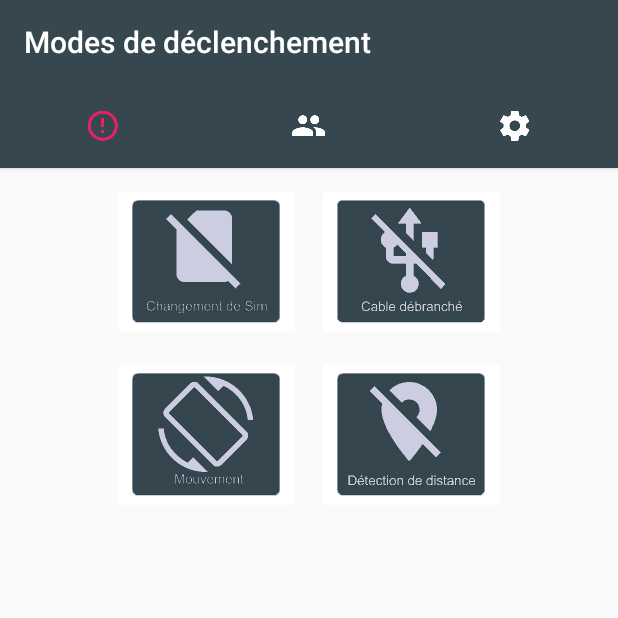
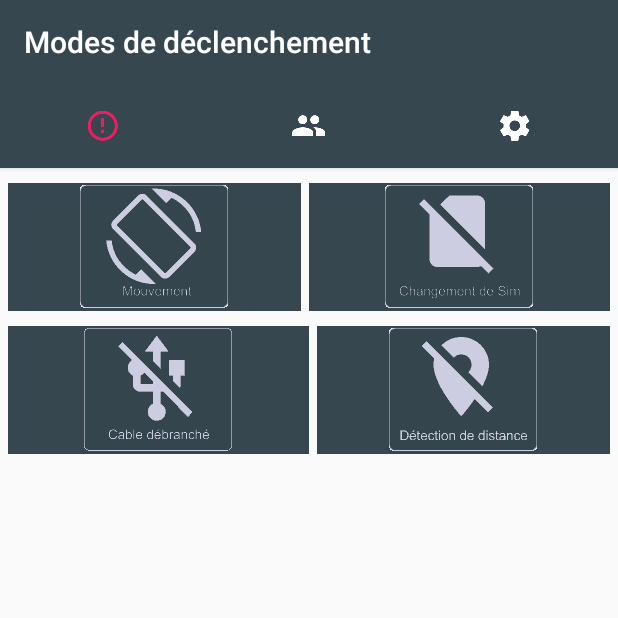
Before and after one commit to GrimArn/SecureMe, an Android app: the AlertFragment screen opened directly, with no data from a screen before it, on a phone screen of 412 x 824 dp, the top half of it. Run offline under Robolectric (Android 15) with nearby library versions, the light colour scheme and no system bars; libraries missing offline, so code that uses them is left out: com.github.machinarius.preferencefragment.

Commit message:
change trigger layout

```diff
--- /dev/null
+++ b/app/src/main/res/drawable/trigger_button.xml
@@ -0,0 +1,17 @@
+<?xml version="1.0" encoding="utf-8"?>
+<selector xmlns:android="http://schemas.android.com/apk/res/android">
+    <item
+            android:state_pressed="true"
+            android:drawable="@color/ColorPrimaryLight">
+            <shape>
+                <corners android:radius="3dip" />
+            </shape>
+    </item>
+    <item
+            android:state_pressed="false"
+            android:drawable="@color/ColorPrimary">
+        <shape>
+            <corners android:radius="3dip" />
+        </shape>
+    </item>
+</selector>
--- a/app/src/main/res/layout/fragment_alert.xml
+++ b/app/src/main/res/layout/fragment_alert.xml
@@ -4,6 +4,10 @@
                 android:layout_height="match_parent">
 
 
+    <ScrollView
+            android:layout_width="match_parent"
+            android:layout_height="wrap_content"
+            android:id="@+id/scrollView">
         <LinearLayout
             android:orientation="vertical"
             android:layout_width="match_parent"
@@ -13,27 +17,54 @@
             android:layout_alignParentStart="true">>
             <LinearLayout
                     android:orientation="horizontal"
+                    android:layout_width="fill_parent"
+                    android:layout_height="wrap_content" android:weightSum="2">
+                <ImageButton
                     android:layout_width="match_parent"
-            android:layout_height="wrap_content"
-            android:gravity="center_horizontal">
-
+                    android:layout_height="match_parent"
+                    android:id="@+id/mvtbutton"
+                    android:src="@drawable/mvt_fr_off"
+                    android:layout_marginRight="5dp"
+                    android:layout_marginTop="10dp"
+                    android:background="@drawable/trigger_button" android:layout_marginLeft="5dp"
+                    android:layout_weight="1">
+                </ImageButton>
                 <ImageButton
-                android:layout_width="wrap_content"
+                    android:layout_width="match_parent"
                     android:layout_height="wrap_content"
                     android:id="@+id/simbutton"
                     android:src="@drawable/sim_fr_off"
                     android:layout_marginTop="10dp"
                     android:layout_marginRight="5dp"
-                android:backgroundTint="#ffffff" />
+                    android:layout_weight="1"
+                    android:background="@drawable/trigger_button"/>
+            </LinearLayout>
+            <LinearLayout
+                android:orientation="horizontal"
+                android:layout_width="match_parent"
+                android:layout_height="wrap_content"
+                android:gravity="center_horizontal" android:weightSum="2">
 
                 <ImageButton
-                android:layout_width="wrap_content"
+                    android:layout_width="match_parent"
                     android:layout_height="wrap_content"
                     android:id="@+id/cablebutton"
                     android:src="@drawable/cable_fr_off"
                     android:layout_marginTop="10dp"
                     android:layout_marginLeft="5dp"
-                android:backgroundTint="#ffffff" />
+                    android:layout_weight="1"
+                    android:background="@drawable/trigger_button"/>
+                <ImageButton
+                        android:layout_width="match_parent"
+                        android:layout_height="wrap_content"
+                        android:id="@+id/distbutton"
+                        android:src="@drawable/distance_fr_off"
+                        android:layout_marginTop="10dp"
+                        android:layout_marginLeft="5dp"
+                        android:alpha="120"
+                        android:adjustViewBounds="false"
+                        android:layout_weight="1"
+                        android:background="@drawable/trigger_button" android:layout_marginRight="5dp"/>
             </LinearLayout>
 
             <LinearLayout
@@ -42,26 +73,8 @@
                     android:layout_height="wrap_content"
                     android:gravity="center_horizontal">
 
-                <ImageButton
-                    android:layout_width="wrap_content"
-                    android:layout_height="wrap_content"
-                    android:id="@+id/mvtbutton"
-                    android:src="@drawable/mvt_fr_off"
-                    android:layout_marginRight="5dp"
-                    android:layout_marginTop="10dp"
-                    android:backgroundTint="#ffffff" />
-
-                <ImageButton
-                    android:layout_width="wrap_content"
-                    android:layout_height="wrap_content"
-                    android:id="@+id/distbutton"
-                    android:src="@drawable/distance_fr_off"
-                    android:layout_marginTop="10dp"
-                    android:layout_marginLeft="5dp"
-                    android:alpha="120"
-                    android:adjustViewBounds="false"
-                    android:backgroundTint="#ffffff" />
             </LinearLayout>
         </LinearLayout>
+    </ScrollView>
 
 </RelativeLayout>
--- a/app/src/main/res/values/colors.xml
+++ b/app/src/main/res/values/colors.xml
@@ -24,5 +24,6 @@
     <color name="primary_light_text">#FFFFFF</color>
     <color name="secondary_light_text">#B2FFFFFF</color>
     <color name="hint_disable_light">#4CFFFFFF</color>
+    <color name="ColorPrimaryLight">#607D8B</color>
 
 </resources>
```
Lines whose indentation alone changed are shown as unchanged.
